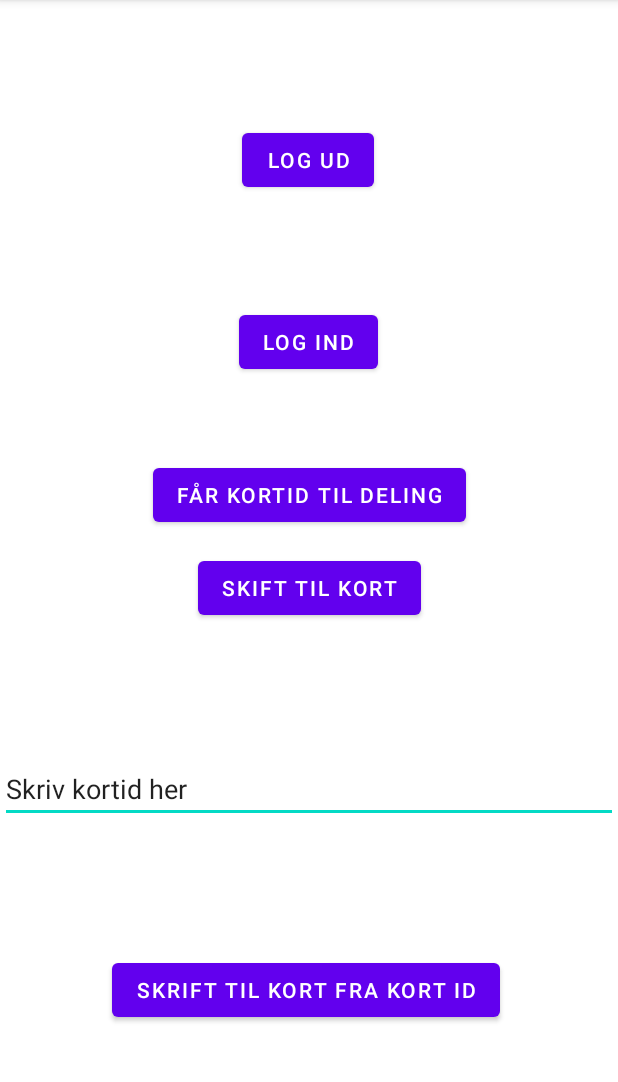
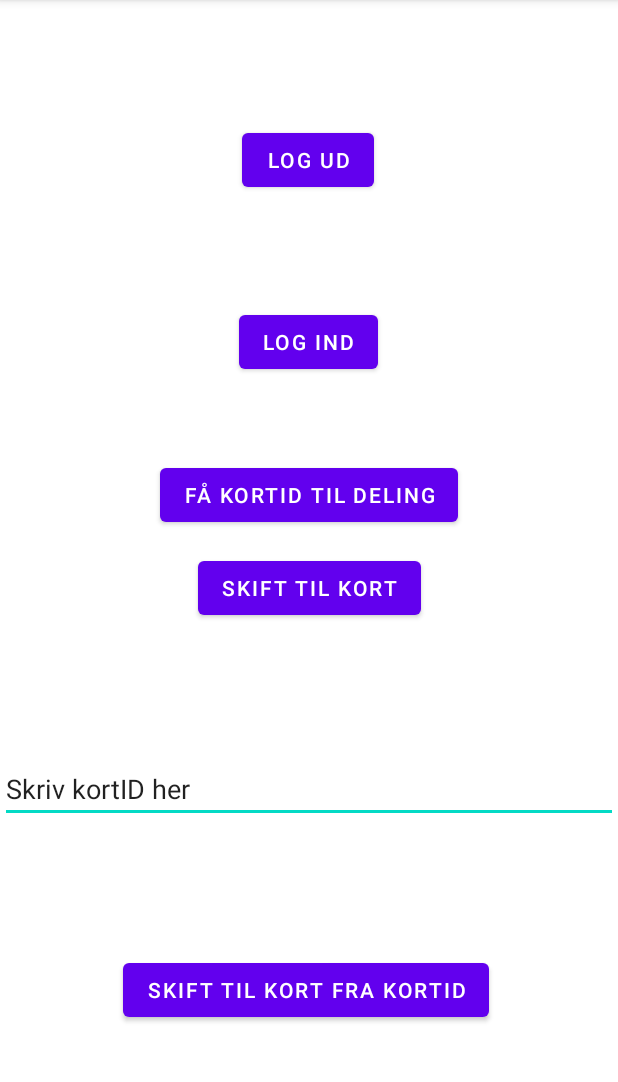
Before and after one commit to mrbl270900/PhotoMap, an Android app: the screen it shows after launch (MainActivity), on a phone screen of 412 x 824 dp, the part 84-1166 px from its top. Run offline under Robolectric (Android 15) with nearby library versions, the phone set to English and light mode, and no system bars; our stand-ins replace Firebase (no records; nobody signed in at launch, a user with empty details on screens opened directly); libraries missing offline, so code that uses them is left out: com.firebase.ui; 3 statements that could not run were skipped.

Commit message:
Små navne rettelser

```diff
--- a/app/build.gradle
+++ b/app/build.gradle
@@ -40,6 +40,7 @@ dependencies {
     implementation 'androidx.legacy:legacy-support-v4:1.0.0'
     implementation 'com.google.firebase:firebase-inappmessaging:19.1.5'
     implementation 'androidx.exifinterface:exifinterface:1.3.2'
+    implementation 'com.google.firebase:firebase-auth:20.0.4'
     testImplementation 'junit:junit:4.+'
     androidTestImplementation 'androidx.test.ext:junit:1.1.3'
     androidTestImplementation 'androidx.test.espresso:espresso-core:3.4.0'
--- a/app/src/main/res/layout/activity_main.xml
+++ b/app/src/main/res/layout/activity_main.xml
@@ -33,7 +33,7 @@
         android:layout_width="0dp"
         android:layout_height="wrap_content"
         android:inputType="text"
-        android:text="Skriv kortid her"
+        android:text="Skriv kortID her"
         app:layout_constraintBottom_toTopOf="@+id/button7"
         app:layout_constraintEnd_toEndOf="parent"
         app:layout_constraintStart_toStartOf="parent"
@@ -55,7 +55,7 @@
         android:layout_width="wrap_content"
         android:layout_height="wrap_content"
         android:layout_marginBottom="84dp"
-        android:text="Skrift til kort fra kort ID"
+        android:text="Skift til kort fra kortID"
         app:layout_constraintBottom_toBottomOf="parent"
         app:layout_constraintEnd_toEndOf="parent"
         app:layout_constraintHorizontal_bias="0.488"
@@ -66,7 +66,7 @@
         android:layout_width="wrap_content"
         android:layout_height="wrap_content"
         android:layout_marginTop="39dp"
-        android:text="Får kortID til deling"
+        android:text="Få kortID til deling"
         app:layout_constraintBottom_toTopOf="@+id/button"
         app:layout_constraintEnd_toEndOf="parent"
         app:layout_constraintStart_toStartOf="parent"
```
